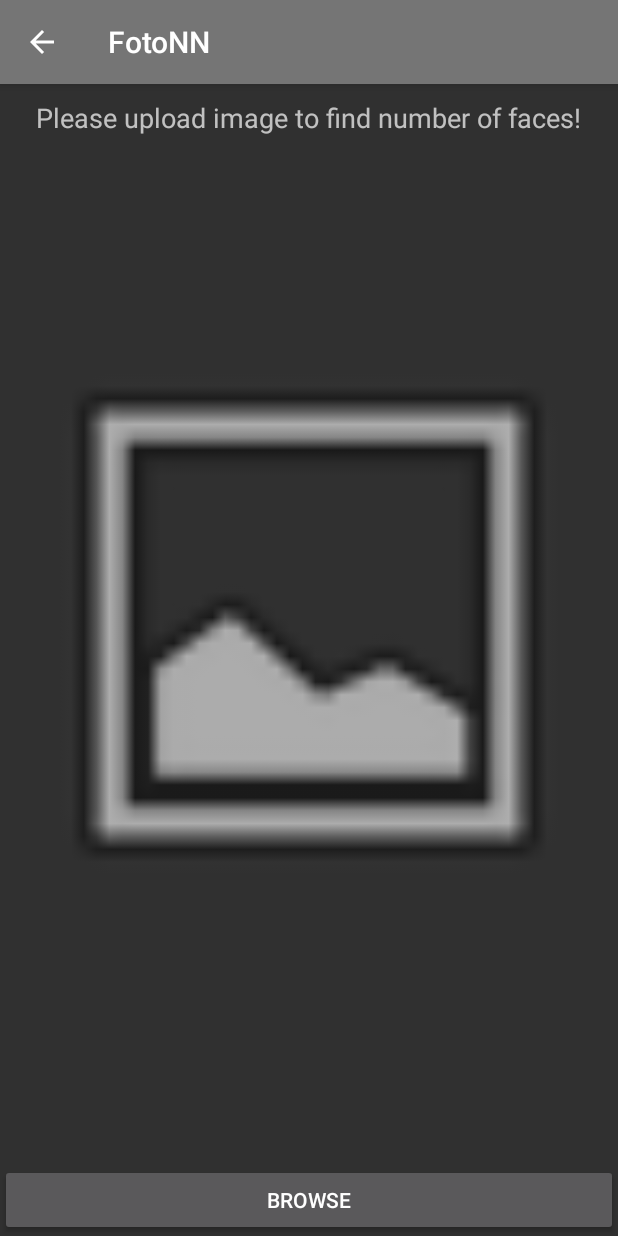
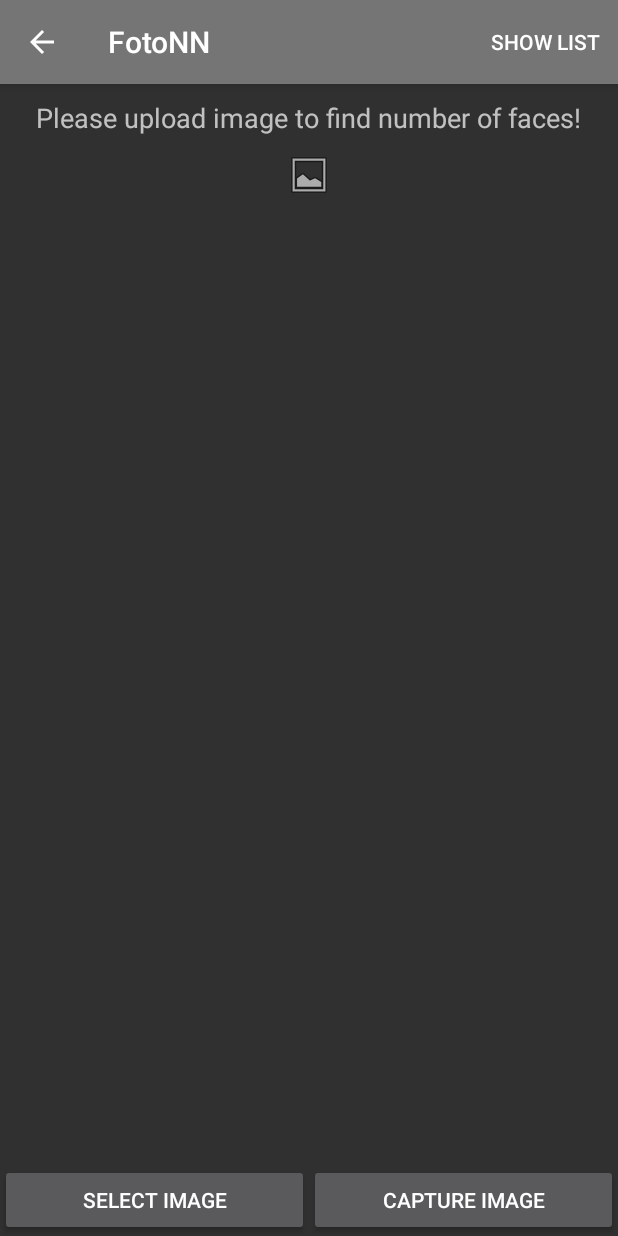
Before and after one commit to yadav-rahul/FotoNN, an Android app: the DetectFace screen opened directly, with no data from a screen before it, on a phone screen of 412 x 824 dp. Run offline under Robolectric (Android 15) with nearby library versions, the phone set to English and light mode, and no system bars; libraries missing offline, so code that uses them is left out: com.microsoft.projectoxford; pictures from the network do not load; 2 statements that could not run were skipped.

```diff
--- a/app/src/main/res/layout/activity_detect_face.xml
+++ b/app/src/main/res/layout/activity_detect_face.xml
@@ -47,9 +47,12 @@
         <ImageView
             android:id="@+id/imageView1"
             android:layout_width="match_parent"
-            android:layout_height="match_parent"
-            android:layout_below="@+id/imageText"
+            android:layout_height="wrap_content"
+            android:layout_below="@+id/number_face_detected"
             android:layout_centerHorizontal="true"
+            android:layout_centerVertical="true"
+            android:layout_marginBottom="10dp"
+            android:layout_marginTop="10dp"
             app:srcCompat="@android:drawable/ic_menu_gallery" />
     </RelativeLayout>
 
@@ -69,8 +72,16 @@
             android:layout_margin="0dp"
             android:layout_weight="1"
             android:padding="0dp"
-            android:text="Browse" />
+            android:text="Select Image" />
 
+        <Button
+            android:id="@+id/upload_emotion_image"
+            android:layout_width="match_parent"
+            android:layout_height="wrap_content"
+            android:layout_margin="0dp"
+            android:layout_weight="1"
+            android:padding="0dp"
+            android:text="Capture Image" />
     </LinearLayout>
 
 </RelativeLayout>
--- /dev/null
+++ b/app/src/main/res/menu/main_list.xml
@@ -0,0 +1,9 @@
+<?xml version="1.0" encoding="utf-8"?>
+<menu xmlns:android="http://schemas.android.com/apk/res/android"
+    xmlns:app="http://schemas.android.com/apk/res-auto">
+    <item
+        android:id="@+id/action_settings"
+        android:orderInCategory="100"
+        android:title="Show List"
+        app:showAsAction="always" />
+</menu>
--- /dev/null
+++ b/app/src/main/res/xml/file_paths.xml
@@ -0,0 +1,4 @@
+<?xml version="1.0" encoding="utf-8"?>
+<paths xmlns:android="http://schemas.android.com/apk/res/android">
+    <external-path name="my_images" path="Android" />
+</paths>
```
Also changed, not shown: app/src/main/AndroidManifest.xml (+11 -0 lines), app/src/main/java/com/cfd/rahul/fotonn/DetectFace.java (+101 -33 lines), app/src/main/java/com/cfd/rahul/fotonn/FotoNN.java (+124 -4 lines), app/src/main/java/com/cfd/rahul/fotonn/MainActivity.java (+26 -6 lines), app/src/main/res/layout/activity_foto_nn.xml (+8 -5 lines).
